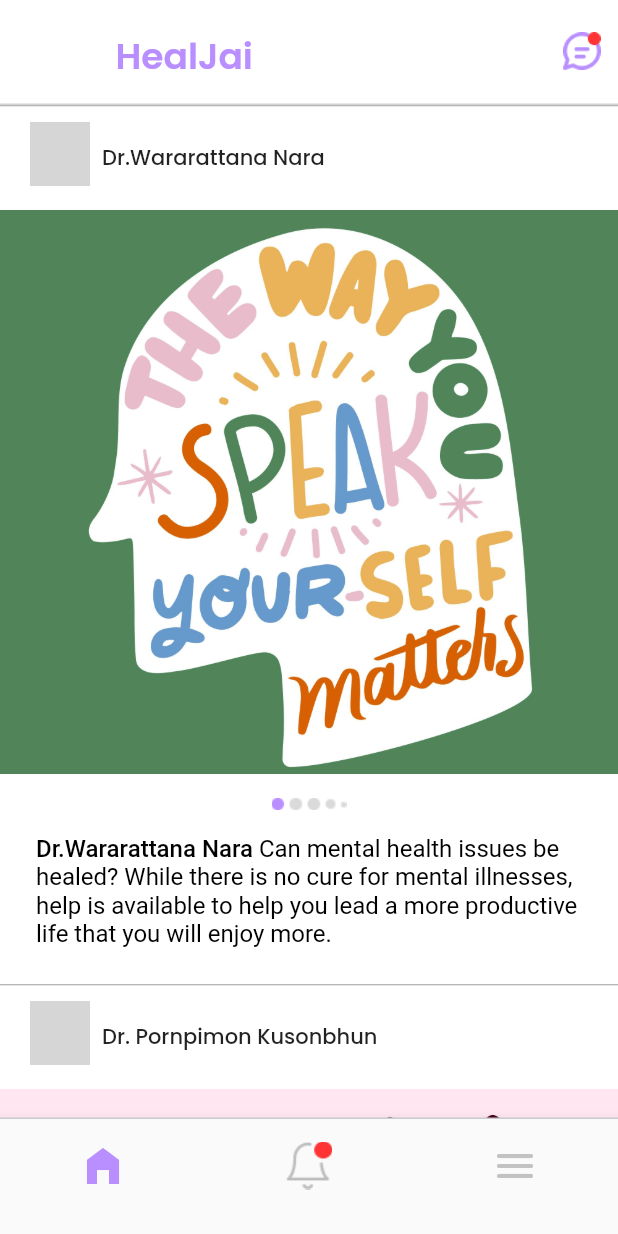
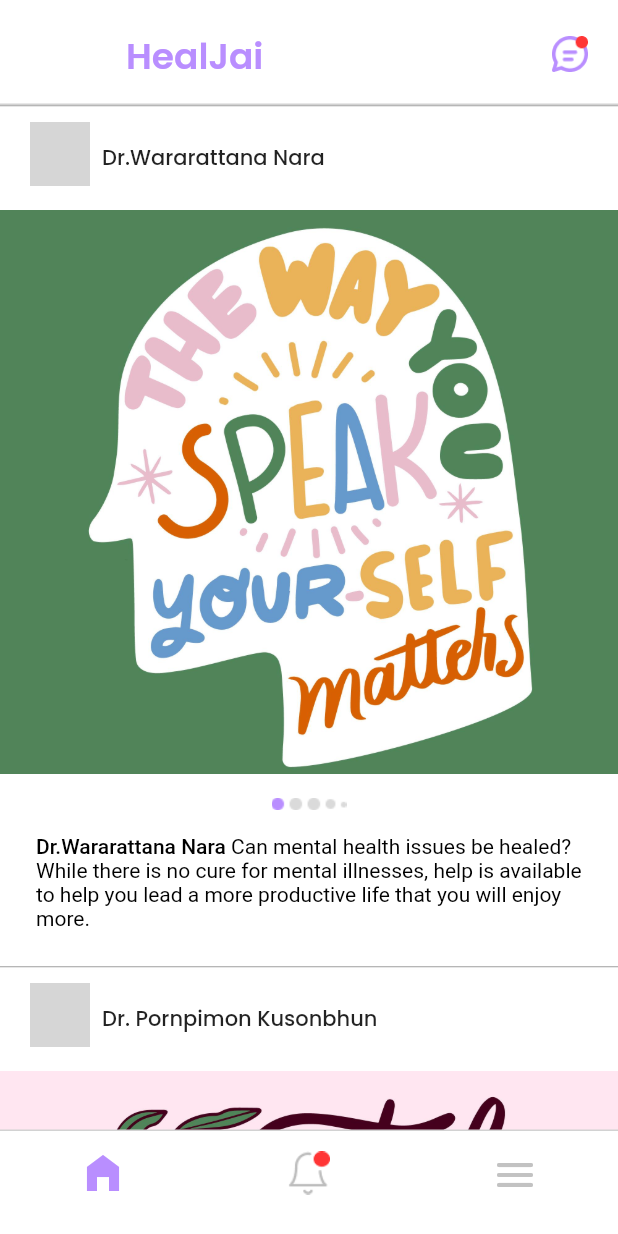
Before and after one commit to jedipw/HealJai, a Flutter app: the HomeView screen opened by its route, on a phone screen of 412 x 824 dp. Run offline on Flutter 3.47's test engine with Material 2 defaults, Android fonts, the light colour scheme and no system bars; our stand-ins replace cloud_firestore, firebase_auth, firebase_core; accounts and stored records are empty; network calls fail; grey boxes are pictures that could not be loaded.

Commit message:
Make some changes to home page

```diff
--- /dev/null
+++ b/lib/utilities/custom_navbar.dart
@@ -0,0 +1,53 @@
+import 'package:flutter/material.dart';
+
+class CustomBottomNavigationBar extends StatelessWidget {
+  final List<BottomNavigationBarItem> items;
+  final Color selectedItemColor;
+  final ValueChanged<int> onTap;
+
+  CustomBottomNavigationBar({
+    required this.items,
+    required this.selectedItemColor,
+    required this.onTap,
+  });
+
+  @override
+  Widget build(BuildContext context) {
+    return Container(
+      padding: const EdgeInsets.only(
+          bottom: 8, top: 12), // Adjust the bottom padding as needed
+      child: Row(
+        mainAxisAlignment: MainAxisAlignment.spaceEvenly,
+        children: items.map((item) {
+          return Expanded(
+            child: GestureDetector(
+              onTap: () {
+                final index = items.indexOf(item);
+                onTap(index);
+              },
+              child: Column(
+                mainAxisSize: MainAxisSize.min,
+                children: [
+                  SizedBox(
+                    height: 32,
+                    child: item.icon,
+                  ),
+                  const SizedBox(
+                      height:
+                          4), // Adjust the spacing between icon and label as needed
+                  Text(
+                    item.label!,
+                    style: TextStyle(
+                      color: selectedItemColor,
+                      fontSize: 12,
+                    ),
+                  ),
+                ],
+              ),
+            ),
+          );
+        }).toList(),
+      ),
+    );
+  }
+}
--- a/lib/views/home_view.dart
+++ b/lib/views/home_view.dart
@@ -2,6 +2,7 @@ import 'package:flutter/material.dart';
 import 'package:healjai/constants/color.dart';
 import 'package:healjai/constants/routes.dart';
 import 'package:healjai/services/auth/auth_backend_service.dart';
+import 'package:healjai/utilities/custom_navbar.dart';
 
 class HomeView extends StatelessWidget {
   const HomeView({super.key});
@@ -16,14 +17,16 @@ class HomeView extends StatelessWidget {
           backgroundColor: Colors.white,
           elevation: 0,
           bottom: PreferredSize(
-            preferredSize: const Size.fromHeight(4), // Set the thickness of the line
+            preferredSize:
+                const Size.fromHeight(4), // Set the thickness of the line
             child: Container(
               height: 1, // Set the height of the line
-              color: const Color.fromARGB(255, 210, 210, 210), // Set the color of the line
+              color: const Color.fromARGB(
+                  255, 210, 210, 210), // Set the color of the line
             ),
           ),
           title: const Padding(
-            padding: EdgeInsets.only(top: 20, left: 5),
+            padding: EdgeInsets.only(top: 20, left: 12),
             child: Align(
               alignment: Alignment.centerLeft,
               child: Text(
@@ -40,7 +43,7 @@ class HomeView extends StatelessWidget {
           ),
           actions: [
             Container(
-              margin: const EdgeInsets.only(top: 12),
+              margin: const EdgeInsets.only(top: 16, right: 8),
               child: IconButton(
                 onPressed: () {
                   // Add your chat icon onPressed logic here
@@ -183,7 +186,8 @@ class HomeView extends StatelessWidget {
                               Align(
                                 alignment: Alignment.bottomLeft,
                                 child: Padding(
-                                  padding: const EdgeInsets.fromLTRB(24, 8, 16, 8),
+                                  padding:
+                                      const EdgeInsets.fromLTRB(24, 8, 16, 8),
                                   child: Column(
                                     crossAxisAlignment:
                                         CrossAxisAlignment.start,
@@ -192,7 +196,7 @@ class HomeView extends StatelessWidget {
                                       RichText(
                                         text: TextSpan(
                                           style: const TextStyle(
-                                              fontSize: 16,
+                                              fontSize: 14,
                                               color: Colors.black,
                                               fontFamily: 'Poppins'),
                                           children: [
@@ -228,12 +232,13 @@ class HomeView extends StatelessWidget {
                       color: Color.fromARGB(255, 210, 210, 210), width: 1),
                 ),
               ),
-            child: BottomNavigationBar(
+              child: CustomBottomNavigationBar(
                 items: [
                   const BottomNavigationBarItem(
                     icon: Icon(
                       Icons.home_filled,
                       size: 32,
+                      color: primaryPurple,
                     ),
                     label: '',
                   ),
@@ -242,15 +247,15 @@ class HomeView extends StatelessWidget {
                       onTap: () {},
                       child: Image.asset(
                         'assets/icons/noti.png', // Replace with the path to your custom image
-                      width: 32,
-                      height: 32,
+                        width: 28,
+                        height: 28,
                       ),
                     ),
                     label: '',
                   ),
                   const BottomNavigationBarItem(
                     icon: Padding(
-                    padding: EdgeInsets.all(8.0),
+                      padding: EdgeInsets.only(top: 1),
                       child: Icon(
                         Icons.menu_rounded,
                         size: 32,
@@ -262,24 +267,21 @@ class HomeView extends StatelessWidget {
                 ],
                 selectedItemColor: primaryPurple,
                 onTap: (index) {
+                  // Handle item tap
                   if (index == 0) {
                     // Handle home icon pressed
                   } else if (index == 1) {
-                  Navigator.of(context).pushNamed(
-                    // navigates to paymentRoute screen and removes previous routes
-                    paymentRoute,
-                  );
+                    // Handle ring icon pressed
                   } else if (index == 2) {
-                  logout().then(
-                      (value) => Navigator.of(context).pushNamedAndRemoveUntil(
+                    logout().then((value) =>
+                        Navigator.of(context).pushNamedAndRemoveUntil(
                           // navigates to homeRoute screen and removes previous routes
                           loginRoute,
                           (route) => false,
                         ));
                   }
                 },
-            ),
-          )
+              ))
         ],
       ),
 
```
Lines whose indentation alone changed are shown as unchanged.
